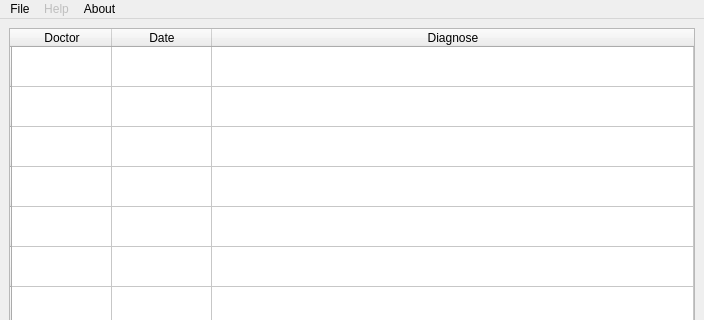
This is ui/user.ui in TarasRudnyk/Students_health_records as Qt 5 draws it before an edit; both pictures show x 0 to 704 and y 0 to 320 of the 704 by 637 pixel window. The edited form follows.
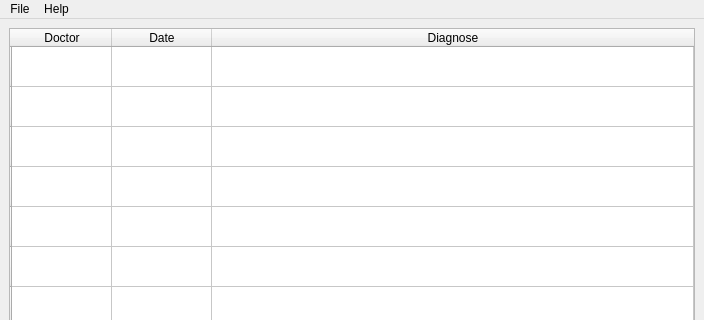
This is the edited form. Icons and pictures are not drawn.

```diff
--- a/ui/user.ui
+++ b/ui/user.ui
@@ -235,21 +235,12 @@
     <addaction name="actionSave_as"/>
     <addaction name="actionLog_out"/>
    </widget>
-   <widget class="QMenu" name="menuHelp">
-    <property name="enabled">
-     <bool>false</bool>
-    </property>
-    <property name="title">
-     <string>Help</string>
-    </property>
-   </widget>
    <widget class="QMenu" name="menuAbout">
     <property name="title">
-     <string>About</string>
+     <string>Help</string>
     </property>
    </widget>
    <addaction name="menuFile"/>
-   <addaction name="menuHelp"/>
    <addaction name="menuAbout"/>
   </widget>
   <widget class="QStatusBar" name="statusbar"/>
```
Left out of the diff: 14 changed lines with no effect on the pictures.
